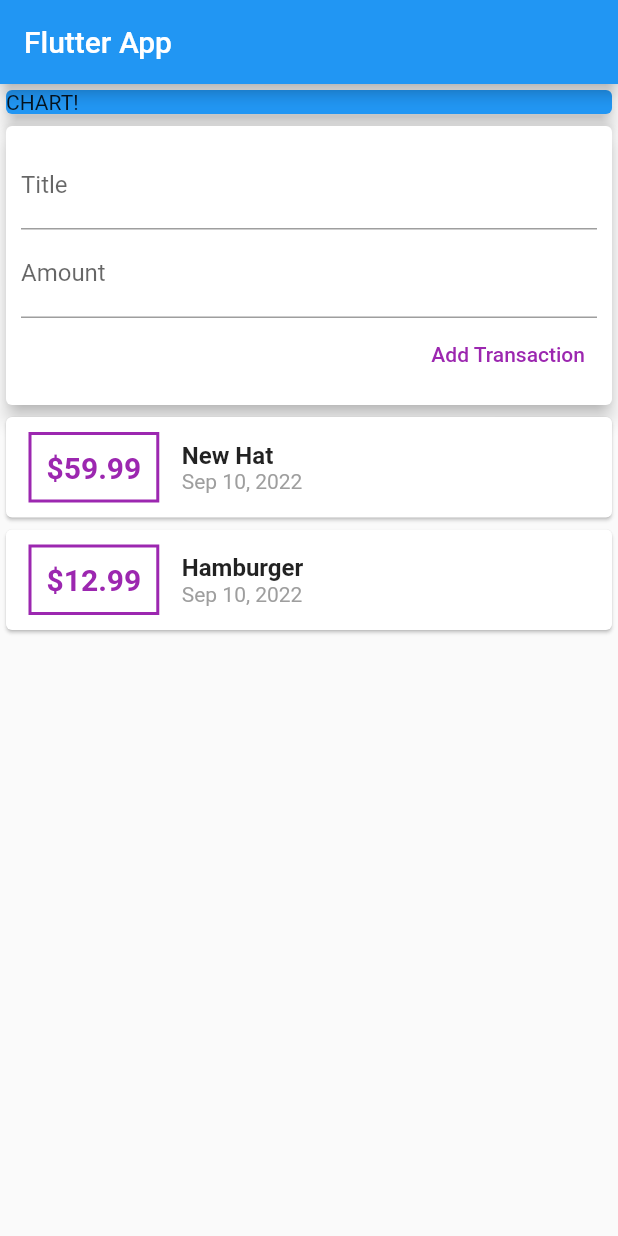
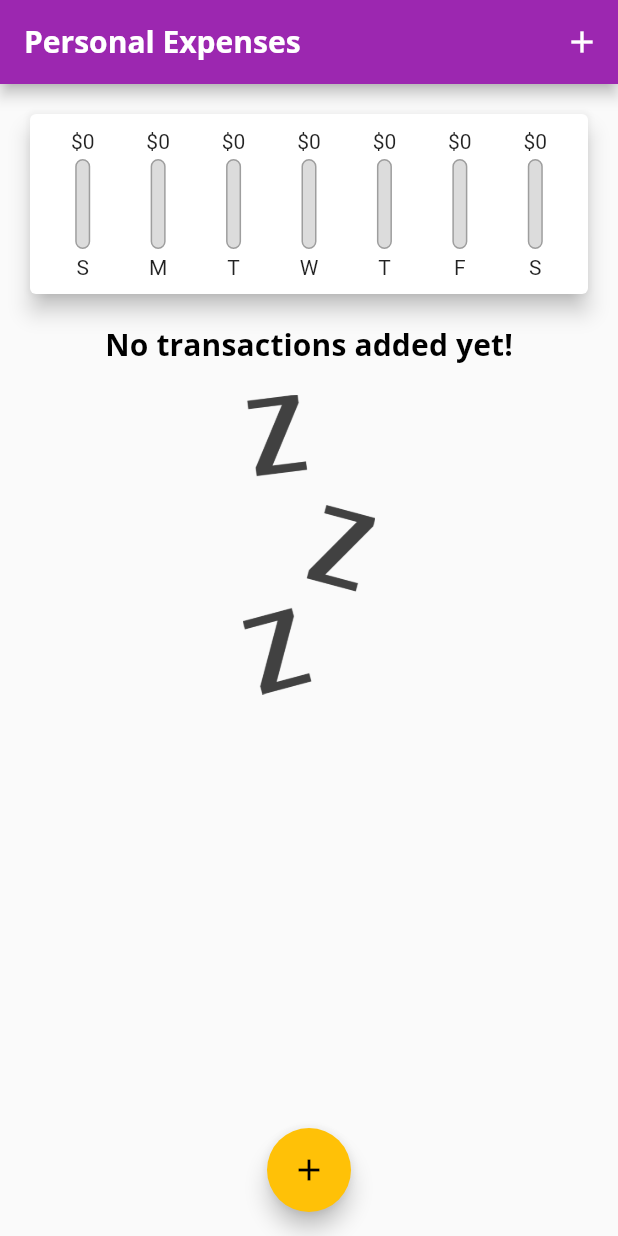
Before and after one commit to eladsabag/ExpensePlanner_Flutter, a Flutter app: the screen it shows after launch, on a phone screen of 412 x 824 dp. Run offline on Flutter 3.47's test engine with Material 2 defaults, Android fonts, the phone set to English and light mode, and no system bars.

Commit message:
Second commit

```diff
--- a/lib/main.dart
+++ b/lib/main.dart
@@ -1,5 +1,8 @@
+import 'package:expense_planner/widgets/chart.dart';
 import 'package:flutter/material.dart';
-import './widgets/transaction_list.dart';
+import 'models/transaction.dart';
+import 'widgets/new_transaction.dart';
+import 'widgets/transaction_list.dart';
 
 void main() {
   runApp(MyApp());
@@ -9,64 +12,107 @@ class MyApp extends StatelessWidget {
   @override
   Widget build(BuildContext context) {
     return MaterialApp(
-      title: 'Flutter App',
+      title: 'Personal Expenses',
+      theme: ThemeData(
+        primaryColor: Colors.purple,
+        colorScheme: ColorScheme.fromSwatch(
+            primarySwatch: Colors.purple,
+            accentColor: Colors.amber,
+            errorColor: Colors.red
+        ),
+        fontFamily: 'Quicksand',
+        textTheme: ThemeData.light().textTheme.copyWith(
+            titleSmall: TextStyle(
+              fontFamily: 'OpenSans',
+              fontSize: 20,
+              fontWeight: FontWeight.bold
+          )
+        ),
+        appBarTheme: AppBarTheme(
+            titleTextStyle: TextStyle(
+              fontFamily: 'OpenSans',
+              fontSize: 20,
+              fontWeight: FontWeight.bold
+            ))
+      ),
       home: MyHomePage(),
     );
   }
 }
 
-class MyHomePage extends StatelessWidget {
-  final titleController = TextEditingController();
-  final amountController = TextEditingController();
+class MyHomePage extends StatefulWidget {
+  @override
+  State<MyHomePage> createState() => _MyHomePageState();
+}
+
+class _MyHomePageState extends State<MyHomePage> {
+  final List<Transaction> _userTransactions = [
+    // Transaction(id: 't1', title: 'New Hat', amount: 59.99, date: DateTime.now()),
+    // Transaction(id: 't2', title: 'Hamburger', amount: 12.99, date: DateTime.now())
+  ];
+
+  List<Transaction> get _recentTransactions {
+    return _userTransactions.where((tx) {
+      return tx.date.isAfter(DateTime.now().subtract(Duration(days: 7),));
+    }).toList();
+  }
+
+  void _addNewTransaction(String titleTxt, double amountVal, DateTime chosenDate) {
+    final newTransaction = Transaction(
+        id: DateTime.now().toString(),
+        title: titleTxt,
+        amount: amountVal,
+        date: chosenDate
+    );
+
+    setState(() {
+      _userTransactions.add(newTransaction);
+    });
+  }
+  void _startAddNewTransaction(BuildContext context) {
+    showModalBottomSheet(
+        context: context,
+        builder: (_) {
+      return GestureDetector(
+        onTap: () {},
+        child: NewTransaction(_addNewTransaction),
+        behavior: HitTestBehavior.opaque,
+      );
+    });
+  }
+
+  void deleteTransaction(String id) {
+    setState(() {
+      _userTransactions.removeWhere((transaction) => transaction.id == id);
+    });
+  }
 
   @override
   Widget build(BuildContext context) {
     return Scaffold(
       appBar: AppBar(
-        title: Text('Flutter App'),
+        title: Text('Personal Expenses'),
+        actions: <Widget>[
+          IconButton(
+              onPressed: () => _startAddNewTransaction(context),
+              icon: Icon(Icons.add)
+          )
+        ],
       ),
-      body: Column(
-        crossAxisAlignment: CrossAxisAlignment.stretch,
-        children: <Widget>[
-          Container(
-          width: double.infinity,
-          child: Card(
-            color: Colors.blue,
-            child: Text('CHART!'),
-            elevation: 5,
-          ),
+      body: SingleChildScrollView(
+        child: Column(
+            crossAxisAlignment: CrossAxisAlignment.stretch,
+            children: <Widget>[
+              Chart(_recentTransactions),
+              TransactionList(_userTransactions, deleteTransaction)
+          ],
         ),
-          Card(
-            elevation: 5,
-            child: Container(
-                padding: EdgeInsets.all(10),
-                child: Column(
-                  crossAxisAlignment: CrossAxisAlignment.end,
-                  children: <Widget>[
-                    TextField(
-                      decoration: InputDecoration(labelText: 'Title'),
-                      controller: titleController,
-                    ),
-                    TextField(
-                      decoration: InputDecoration(labelText: 'Amount'),
-                      controller: amountController,
-                    ),
-                    TextButton(
-                      onPressed: () {
-
-                      },
-                      child: Text(
-                        'Add Transaction',
-                        style: TextStyle(color: Colors.purple),
-                    ),
-                    )
-                  ],
-                )
-            ),
-          ),
-          TransactionList()
-      ],),
+      ),
+      floatingActionButtonLocation: FloatingActionButtonLocation.centerFloat,
+      floatingActionButton: FloatingActionButton(
+        onPressed: () => _startAddNewTransaction(context),
+        child: Icon(Icons.add),
+      ),
     );
   }
-
 }
--- /dev/null
+++ b/lib/widgets/chart.dart
@@ -0,0 +1,55 @@
+import 'package:expense_planner/models/transaction.dart';
+import 'package:expense_planner/widgets/chart_bar.dart';
+import 'package:flutter/material.dart';
+import 'package:intl/intl.dart';
+
+class Chart extends StatelessWidget {
+  final List<Transaction> recentTransactions;
+
+  Chart(this.recentTransactions);
+
+  List<Map<String, Object>> get groupedTransactionValues {
+    return List.generate(7, (index) {
+      final weekDay = DateTime.now().subtract(Duration(days: index,));
+      double totalSum = 0.0;
+      for(var i = 0; i < recentTransactions.length; i++) {
+        if(recentTransactions[i].date.day == weekDay.day &&
+            recentTransactions[i].date.month == weekDay.month &&
+            recentTransactions[i].date.year == weekDay.year) {
+          totalSum += recentTransactions[i].amount;
+        }
+      }
+      return {'day': DateFormat.E().format(weekDay).substring(0,1), 'amount': totalSum};
+    }).reversed.toList();
+  }
+
+  double get totalSpending {
+    return groupedTransactionValues.fold(0.0, (previousValue, element) {
+      return previousValue + (element['amount'] as double);
+    });
+  }
+
+  @override
+  Widget build(BuildContext context) {
+    return Card(
+      elevation: 6,
+      margin: EdgeInsets.all(20),
+      child: Padding(
+        padding: EdgeInsets.all(10),
+        child: Row(
+          mainAxisAlignment: MainAxisAlignment.spaceAround,
+          children: groupedTransactionValues.map((data) {
+            return
+              Flexible(
+                fit: FlexFit.tight,
+                child: ChartBar(
+                  data['day'].toString(),
+                  (data['amount'] as double),
+                  totalSpending == 0.0 ? 0.0 : (data['amount'] as double) / totalSpending,),
+              );
+          }).toList(),
+        ),
+      ),
+    );
+  }
+}
--- /dev/null
+++ b/lib/widgets/chart_bar.dart
@@ -0,0 +1,45 @@
+import 'package:flutter/material.dart';
+
+class ChartBar extends StatelessWidget {
+  final String label;
+  final double spendingAmount;
+  final double spendingPctOfTotal;
+
+  ChartBar(this.label, this.spendingAmount, this.spendingPctOfTotal);
+
+  @override
+  Widget build(BuildContext context) {
+    return Column(
+      children: <Widget>[
+        FittedBox(
+          child: Text(
+          '\$${spendingAmount.toStringAsFixed(0)}',
+        ),)
+        ,
+        SizedBox(height: 4,),
+        Container(
+          height: 60,
+          width: 10,
+          child: Stack(
+            children: <Widget>[
+              Container(
+                decoration: BoxDecoration(
+                    border: Border.all(color: Colors.grey, width: 1.0),
+                    color: Color.fromRGBO(220, 220, 220, 1),
+                    borderRadius: BorderRadius.circular(10)
+                ),
+              ),
+              FractionallySizedBox(
+                heightFactor: spendingPctOfTotal,
+                child: Container(
+                  decoration: BoxDecoration(
+                      color: Theme.of(context).primaryColor,borderRadius: BorderRadius.circular(10)),
+                ),)
+          ],),
+        ),
+        SizedBox(height: 4,),
+        Text(label)
+      ],
+    );
+  }
+}
--- a/lib/widgets/transaction_list.dart
+++ b/lib/widgets/transaction_list.dart
@@ -1,64 +1,58 @@
-// @dart=2.9
 import 'package:intl/intl.dart';
 import 'package:flutter/material.dart';
 import '../models/transaction.dart';
 
-class TransactionList extends StatefulWidget {
-  @override
-  State<TransactionList> createState() => _TransactionListState();
-}
+class TransactionList extends StatelessWidget {
+  final List<Transaction> transactions;
+  final Function deleteTransaction;
 
-class _TransactionListState extends State<TransactionList> {
-  final List<Transaction> _userTransactions = [
-    Transaction(id: 't1', title: 'New Hat', amount: 59.99, date: DateTime.now()),
-    Transaction(id: 't2', title: 'Hamburger', amount: 12.99, date: DateTime.now())
-  ];
+  TransactionList(this.transactions, this.deleteTransaction);
 
   @override
   Widget build(BuildContext context) {
-    return Column(children: _userTransactions.map((transaction) {
-      return Card(
-        child: Row(children: <Widget>[
-          Container(
-            margin: EdgeInsets.symmetric(
-                vertical: 10,
-                horizontal: 15
+    return Container(
+      height: 300,
+      child: transactions.isEmpty ? Column(
+        children: <Widget>[
+          Text(
+              'No transactions added yet!',
+              style: Theme.of(context).textTheme.titleSmall,
+          ),
+          SizedBox(height: 20,),
+          Container(height: 200,child: Image.asset('assets/images/waiting.png', fit: BoxFit.cover,)),
+        ],
+      ) : ListView.builder(
+        itemBuilder: (ctx, index) {
+          return Card(
+            margin: EdgeInsets.symmetric(vertical: 8, horizontal: 5),
+            child: ListTile(
+              leading: CircleAvatar(
+                backgroundColor: Theme.of(context).primaryColor,
+                radius: 30,
+                child: Padding(
+                  padding: EdgeInsets.all(6),
+                  child: Container(
+                    height: 20,
+                    child: FittedBox(
+                        child: Text('\$${transactions[index].amount}', style: TextStyle(color: Colors.white),)),
+                  ),
+                ),
+              ),
+            title: Text(
+              transactions[index].title,
+              style: Theme.of(context).textTheme.titleSmall,
             ),
-            decoration: BoxDecoration(
-                border: Border.all(
-                    color: Colors.purple,
-                    width: 2
-                )
-            ),
-            padding: EdgeInsets.all(10),
-            child: Text(
-              '\$${transaction.amount}',
-              style: TextStyle(
-                  fontWeight: FontWeight.bold,
-                  fontSize: 20,
-                  color: Colors.purple
+              subtitle: Text(DateFormat.yMMMd().format(transactions[index].date)),
+              trailing: IconButton(
+                onPressed: () => deleteTransaction(transactions[index].id),
+                icon: Icon(Icons.delete),
+                color: Theme.of(context).errorColor,
               ),
             ),
-          ),
-          Column(
-            crossAxisAlignment: CrossAxisAlignment.start,
-            children: <Widget>[
-              Text(
-                transaction.title,
-                style: TextStyle(
-                    fontSize: 16,
-                    fontWeight: FontWeight.bold
-                ),
-              ),
-              Text(
-                DateFormat.yMMMd().format(transaction.date),
-                style: TextStyle(
-                    color: Colors.grey
-                ),
-              )
-            ],)
-        ],),
-      );
-    }).toList(),);
+          );
+        },
+        itemCount: transactions.length,
+      ),
+    );
   }
 }
```
Also changed, not shown: lib/widgets/new_transaction.dart (+93 -0 lines), pubspec.yaml (+13 -6 lines), assets/fonts/OpenSans-Bold.ttf (added), assets/fonts/OpenSans-Regular.ttf (added), assets/fonts/Quicksand-Bold.ttf (added), assets/fonts/Quicksand-Light.ttf (added), assets/fonts/Quicksand-Medium.ttf (added), assets/fonts/Quicksand-Regular.ttf (added), assets/images/waiting.png (added), lib/widgets/user_transaction.dart (deleted).
